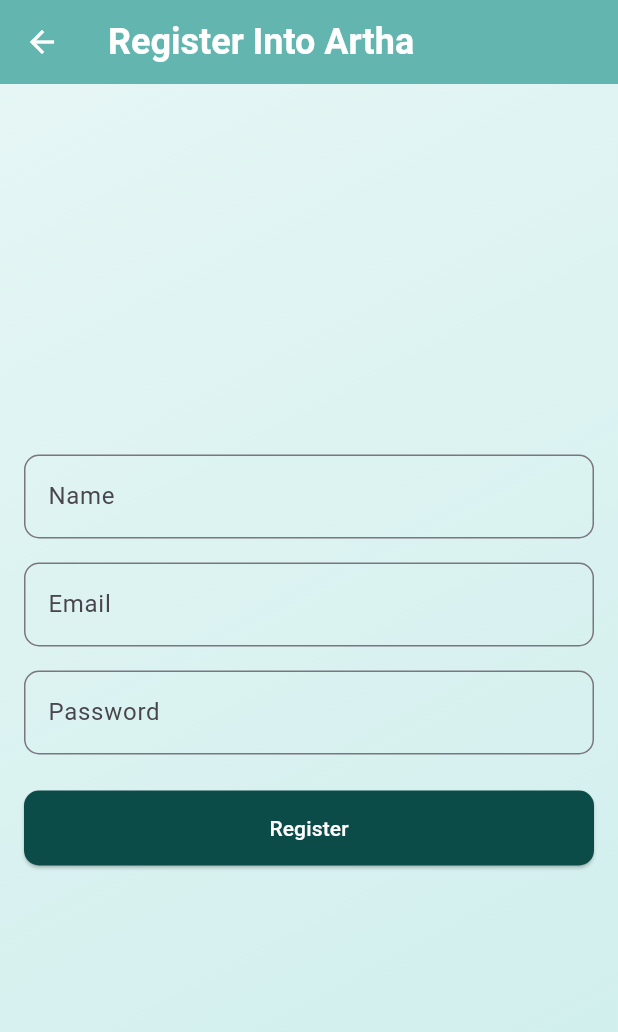
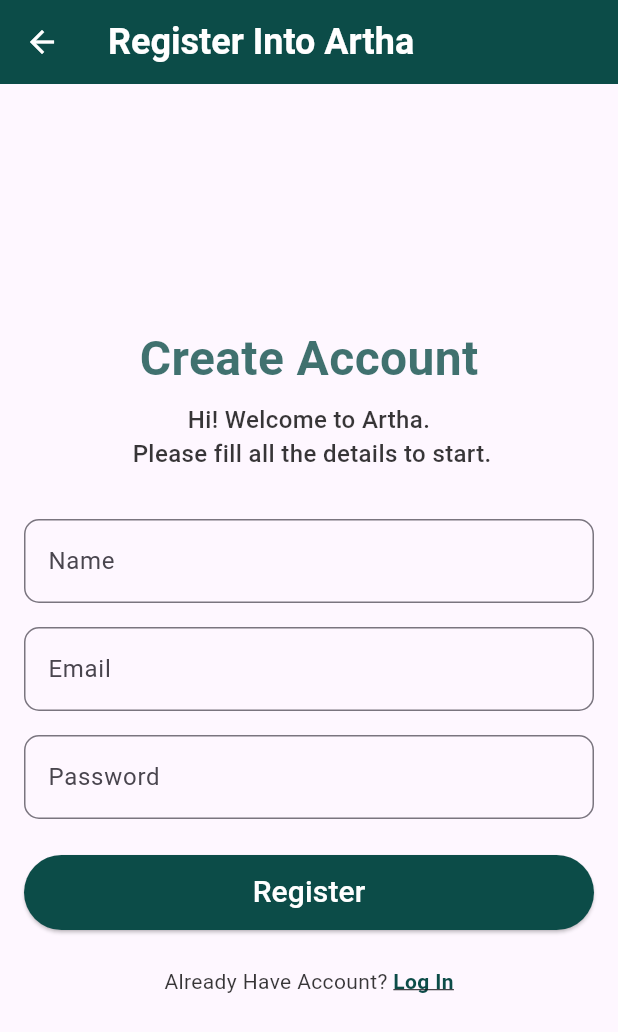
Before and after one commit to Gagan-Saini-GS/tracker, a Flutter app: the SignupForm screen opened by its route, on a phone screen of 412 x 824 dp. Shown: the top 1032 px of the screen. Run offline on Flutter 3.47's test engine with Material 3 defaults, Android fonts, the phone set to English and light mode, and no system bars; our stand-ins replace flutter_riverpod, flutter_secure_storage, go_router, syncfusion_flutter_charts; accounts and stored records are empty; network calls fail.

Commit message:
UI Improvments in Login & Signup forms

```diff
--- a/lib/screens/onboarding/signup_form.dart
+++ b/lib/screens/onboarding/signup_form.dart
@@ -14,7 +14,7 @@ class SignupForm extends ConsumerWidget {
 
     return Scaffold(
       appBar: AppBar(
-        backgroundColor: greenColor,
+        backgroundColor: darkGreenColor,
         elevation: 0,
         leading: IconButton(
           icon: Icon(Icons.arrow_back, color: whiteColor),
@@ -32,25 +32,37 @@ class SignupForm extends ConsumerWidget {
         ),
       ),
       body: SafeArea(
-        child: Stack(
-          children: [
-            Container(
-              width: double.infinity,
-              height: double.infinity,
-              decoration: BoxDecoration(
-                gradient: LinearGradient(
-                  colors: onboardingGradient,
-                  begin: Alignment.topLeft,
-                  end: Alignment.bottomRight,
-                ),
-              ),
-            ),
-            Padding(
+        child: Padding(
           padding: const EdgeInsets.all(16.0),
           child: Column(
             mainAxisAlignment: MainAxisAlignment.center,
             children: [
-                  TextField(
+              Center(
+                child: Column(
+                  children: [
+                    Text(
+                      "Create Account",
+                      style: TextStyle(
+                        color: darkGreenColor.withAlpha(200),
+                        fontSize: 32,
+                        fontWeight: FontWeight.w600,
+                      ),
+                    ),
+                    const SizedBox(height: 6),
+                    Text(
+                      "Hi! Welcome to Artha.\n Please fill all the details to start.",
+                      style: TextStyle(
+                        color: blackColor.withAlpha(200),
+                        fontSize: 16,
+                        fontWeight: FontWeight.w500,
+                      ),
+                      textAlign: TextAlign.center,
+                    ),
+                  ],
+                ),
+              ),
+              const SizedBox(height: 32),
+              TextFormField(
                 onChanged: formNotifier.setName,
                 decoration: InputDecoration(
                   labelText: 'Name',
@@ -60,6 +72,12 @@ class SignupForm extends ConsumerWidget {
                     borderRadius: BorderRadius.circular(10),
                   ),
                 ),
+                validator: (value) {
+                  if (value == null || value.isEmpty) {
+                    return "false";
+                  }
+                  return "true";
+                },
               ),
               const SizedBox(height: 16),
               TextField(
@@ -101,7 +119,7 @@ class SignupForm extends ConsumerWidget {
                     backgroundColor: darkGreenColor,
                     foregroundColor: whiteColor,
                     shape: RoundedRectangleBorder(
-                          borderRadius: BorderRadius.circular(10),
+                      borderRadius: BorderRadius.circular(100),
                     ),
                   ),
                   child: form.isLoading
@@ -113,13 +131,39 @@ class SignupForm extends ConsumerWidget {
                             strokeWidth: 2,
                           ),
                         )
-                          : const Text('Register'),
+                      : const Text('Register', style: TextStyle(fontSize: 20)),
+                ),
+              ),
+
+              const SizedBox(height: 24),
+              Row(
+                mainAxisAlignment: MainAxisAlignment.center,
+                children: [
+                  Text(
+                    'Already Have Account? ',
+                    style: TextStyle(
+                      color: blackColor.withAlpha(200),
+                      fontSize: 14,
+                    ),
+                  ),
+                  GestureDetector(
+                    onTap: () {
+                      context.go("/login");
+                    },
+                    child: Text(
+                      'Log In',
+                      style: TextStyle(
+                        color: darkGreenColor,
+                        fontWeight: FontWeight.bold,
+                        fontSize: 14,
+                        decoration: TextDecoration.underline,
+                      ),
                     ),
                   ),
                 ],
               ),
+            ],
           ),
-          ],
         ),
       ),
     );
```
Also changed, not shown: lib/screens/onboarding/login_form.dart (+55 -19 lines). Lines whose indentation alone changed are shown as unchanged.
